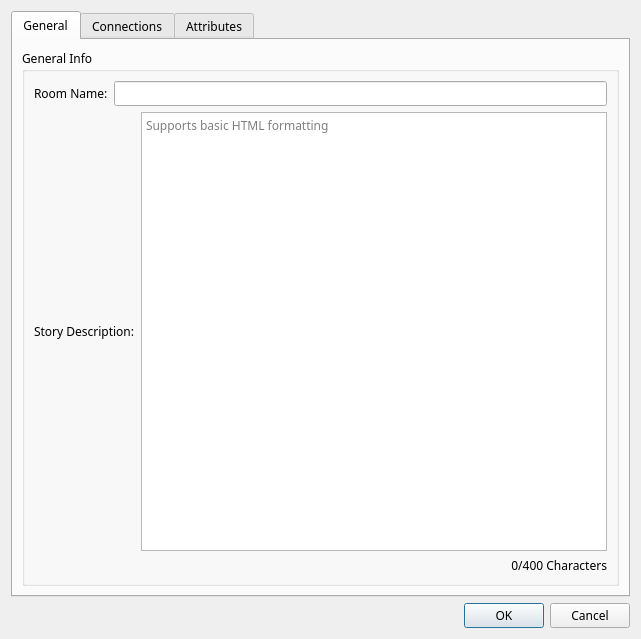
The window that MasterForge/Properties.ui (BuildingaMaster/AdventureGame) describes before a commit, drawn with Qt 5.
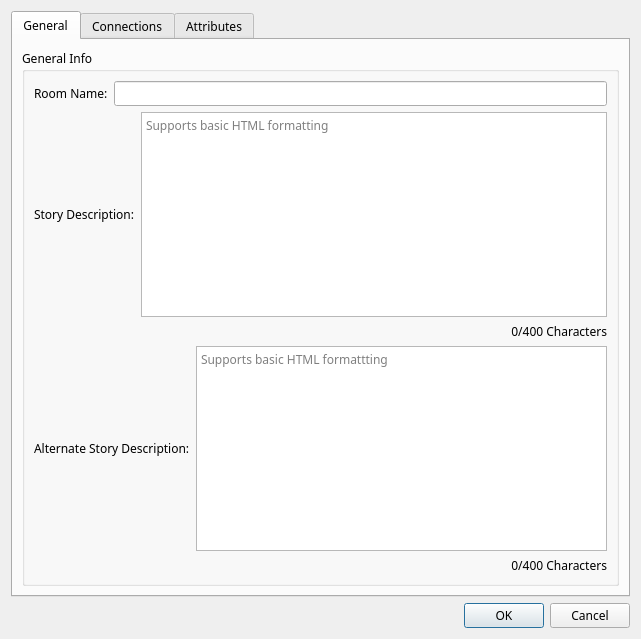
The same window after the commit.

Commit message: MBUILD-54 Support dyanmic descriptions

```diff
--- a/MasterForge/Properties.ui
+++ b/MasterForge/Properties.ui
@@ -86,6 +86,34 @@
             </property>
            </widget>
           </item>
+          <item>
+           <layout class="QHBoxLayout" name="horizontalLayout_3">
+            <item>
+             <widget class="QLabel" name="AltRoomDescLabel">
+              <property name="text">
+               <string>Alternate Story Description:</string>
+              </property>
+             </widget>
+            </item>
+            <item>
+             <widget class="QTextEdit" name="AltRoomDescEdit">
+              <property name="placeholderText">
+               <string>Supports basic HTML formattting</string>
+              </property>
+             </widget>
+            </item>
+           </layout>
+          </item>
+          <item>
+           <widget class="QLabel" name="AltCharLimitLabel">
+            <property name="text">
+             <string>0/400 Characters</string>
+            </property>
+            <property name="alignment">
+             <set>Qt::AlignRight|Qt::AlignTrailing|Qt::AlignVCenter</set>
+            </property>
+           </widget>
+          </item>
          </layout>
         </widget>
        </item>
```
Left out of the diff: 4 changed lines with no effect on the pictures. The commit also changes 11 other files.
